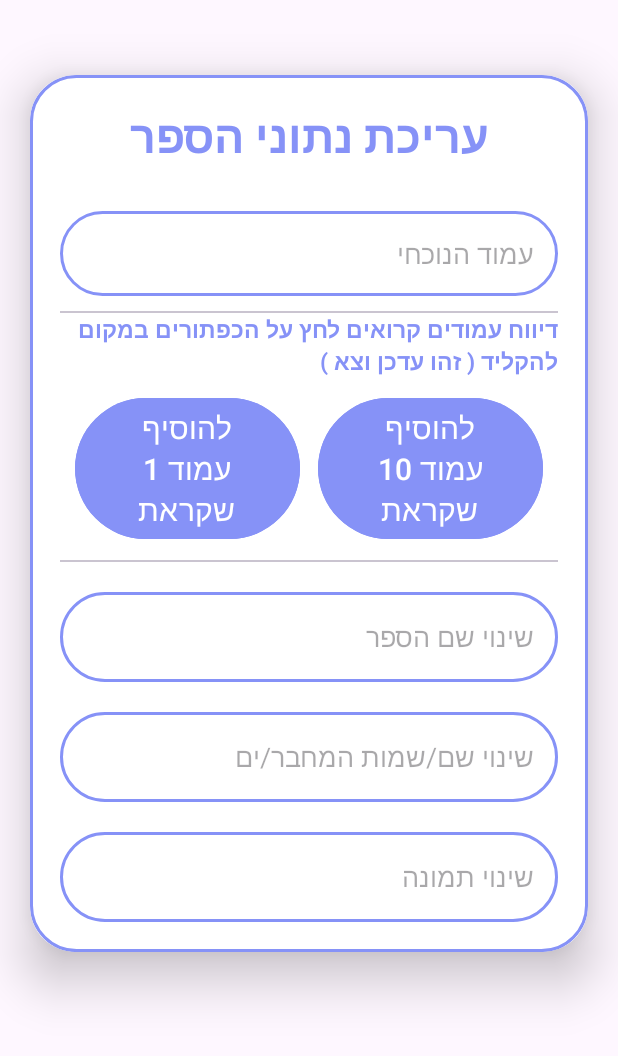
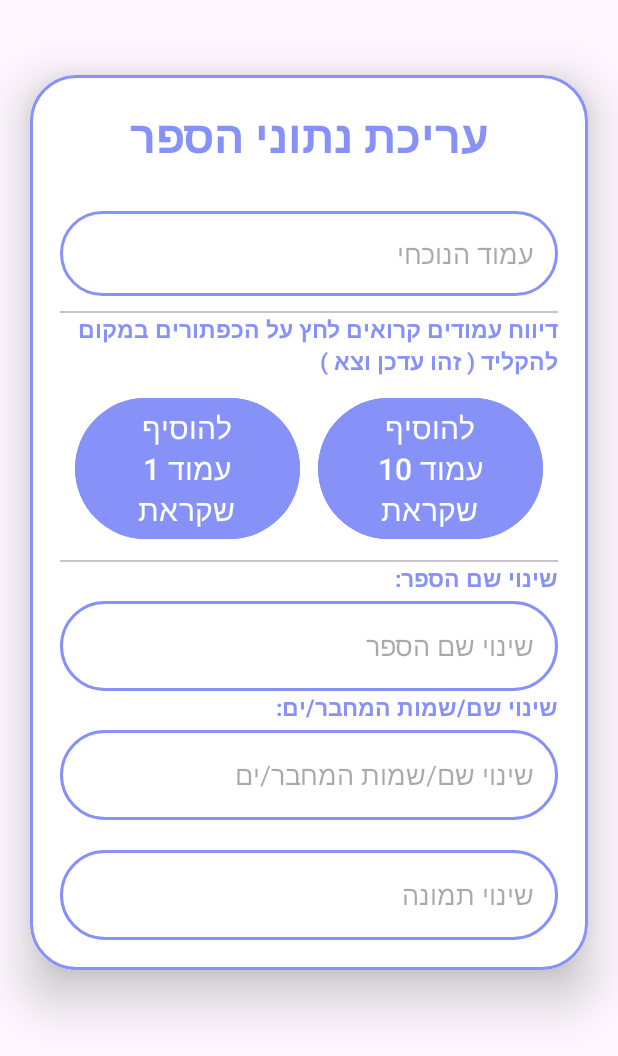
Before and after one commit to Leo20072/ProjectForEx, an Android app: the layout custom_dialog_edit.xml on its own in the app's theme, with its tools: preview values and no code run, on a phone screen of 412 x 824 dp. Shown: the top 1056 px of the screen. Run offline under Robolectric (Android 15) with nearby library versions, the phone set to English and light mode, and no system bars.

Commit message:
ver. 7 - 03/11/2025

```diff
--- a/app/src/main/java/com/example/login_and_signup_new/Addbook.java
+++ b/app/src/main/java/com/example/login_and_signup_new/Addbook.java
@@ -35,6 +35,7 @@ public class Addbook extends AppCompatActivity implements AdapterView.OnItemSele
     EditText uploadImageUrl;
     Button saveButton;
     EditText nameofbook, authorsname, uploadPagesCount, uploadStartDate;
+    String pagesread = String.valueOf(0);
     String userId = FirebaseAuth.getInstance().getCurrentUser().getUid();
     @Override
     protected void onCreate(Bundle savedInstanceState) {
@@ -76,7 +77,7 @@ public class Addbook extends AppCompatActivity implements AdapterView.OnItemSele
                 String newBookId = userBooksRef.push().getKey();
 
                 if (newBookId != null) {
-                    Book newbook = new Book(namebook, author, pagesCount, image, choosecategory,startDate);
+                    Book newbook = new Book(namebook, author, pagesCount, image, choosecategory,startDate,pagesread);
 
 
                     // 4. שמירת הנתונים בנתיב החדש באמצעות setValue
--- a/app/src/main/java/com/example/login_and_signup_new/ListOfBooks.java
+++ b/app/src/main/java/com/example/login_and_signup_new/ListOfBooks.java
@@ -135,7 +135,6 @@ public class ListOfBooks extends AppCompatActivity {
     private void showEditBookDialog(String bookKey, Book bookToEdit) {
         AlertDialog.Builder builder = new AlertDialog.Builder(this);
         //builder.setTitle("עריכת פרטי ספר");
-
         LayoutInflater inflater = getLayoutInflater();
         View dialogView = inflater.inflate(R.layout.custom_dialog_edit, null);
         builder.setView(dialogView);
--- a/app/src/main/res/layout/custom_dialog_edit.xml
+++ b/app/src/main/res/layout/custom_dialog_edit.xml
@@ -105,12 +105,20 @@
                 android:layout_height="wrap_content"
                 android:layout_marginTop="10dp"></com.google.android.material.divider.MaterialDivider>
 
+            <TextView
+                android:layout_width="match_parent"
+                android:layout_height="wrap_content"
+                android:text="שינוי שם הספר:"
+                android:textColor="@color/lavender"
+                android:textSize="15sp"
+                android:textStyle="bold"
+                android:layout_marginBottom="3dp"/>
 
             <EditText
                 android:id="@+id/changeNameBook"
                 android:layout_width="match_parent"
                 android:layout_height="60dp"
-                android:layout_marginTop="20dp"
+                android:layout_marginTop="1dp"
                 android:background="@drawable/custom_edittext"
                 android:gravity="start|center_vertical"
                 android:hint="שינוי שם הספר"
@@ -119,11 +127,20 @@
                 android:textColor="@color/lavender"
                 android:textDirection="rtl"/>
 
+            <TextView
+                android:layout_width="match_parent"
+                android:layout_height="wrap_content"
+                android:text="שינוי שם/שמות המחבר/ים:"
+                android:textColor="@color/lavender"
+                android:textSize="15sp"
+                android:textStyle="bold"
+                android:layout_marginBottom="3dp"/>
+
             <EditText
             android:id="@+id/changeAuthorsName"
             android:layout_width="match_parent"
             android:layout_height="60dp"
-            android:layout_marginTop="20dp"
+            android:layout_marginTop="1dp"
             android:background="@drawable/custom_edittext"
             android:gravity="start|center_vertical"
             android:hint="שינוי שם/שמות המחבר/ים"
```
Also changed, not shown: app/src/main/java/com/example/login_and_signup_new/Book.java (+11 -1 lines).
